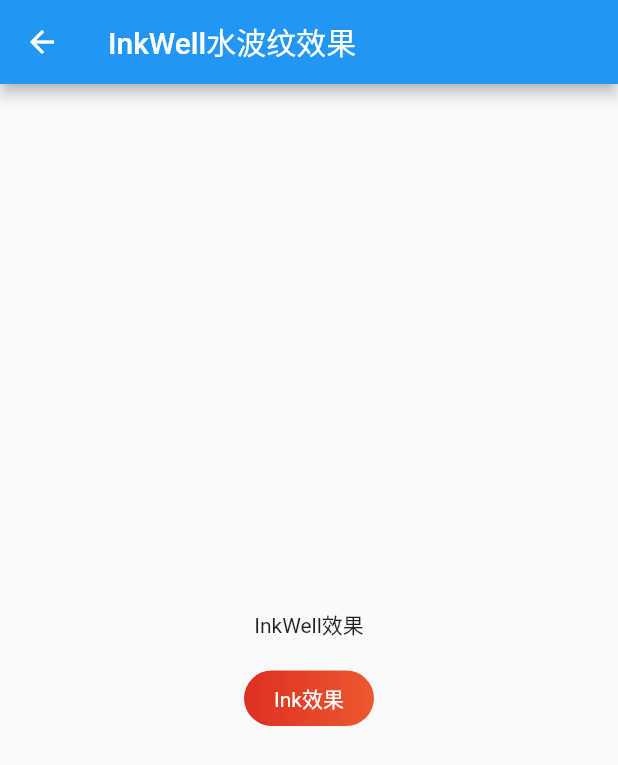
After one commit to xiangxiongfly/MyFlutter, a Flutter app: the GestureDetectorTypePage screen opened by its route, after a tap on "InkWell水波纹效果", on a phone screen of 412 x 824 dp. The commit adds this screen. Shown: the top 765 px of the screen. Run offline on Flutter 3.47's test engine with Material 2 defaults, Android fonts, the phone set to English and light mode, and no system bars.

Commit message:
手势组件

```diff
--- a/lib/gesture_detector/gesture_detector_type_route.dart
+++ b/lib/gesture_detector/gesture_detector_type_route.dart
@@ -1,12 +1,57 @@
 import 'package:flutter/material.dart';
 
+import 'gesture_detector_route.dart';
+import 'inkwell_route.dart';
+import 'listener_route.dart';
+
 class GestureDetectorTypePage extends StatelessWidget {
+  const GestureDetectorTypePage({Key? key}) : super(key: key);
+
   @override
   Widget build(BuildContext context) {
     return Scaffold(
       appBar: AppBar(
         title: Text("手势组件"),
       ),
+      body: Center(
+        child: Column(
+          children: [
+            ElevatedButton(
+              child: Text("手势监听"),
+              onPressed: () {
+                Navigator.push(
+                  context,
+                  MaterialPageRoute(builder: (BuildContext context) {
+                    return GestureDetectorPage();
+                  }),
+                );
+              },
+            ),
+            ElevatedButton(
+              child: Text("InkWell水波纹效果"),
+              onPressed: () {
+                Navigator.push(
+                  context,
+                  MaterialPageRoute(builder: (BuildContext context) {
+                    return InkWellPage();
+                  }),
+                );
+              },
+            ),
+            ElevatedButton(
+              child: Text("Listener"),
+              onPressed: () {
+                Navigator.push(
+                  context,
+                  MaterialPageRoute(builder: (BuildContext context) {
+                    return ListenerPage();
+                  }),
+                );
+              },
+            ),
+          ],
+        ),
+      ),
     );
   }
 }
--- /dev/null
+++ b/lib/gesture_detector/inkwell_route.dart
@@ -0,0 +1,48 @@
+import 'package:flutter/cupertino.dart';
+import 'package:flutter/material.dart';
+
+class InkWellPage extends StatelessWidget {
+  const InkWellPage({Key? key}) : super(key: key);
+
+  @override
+  Widget build(BuildContext context) {
+    return Scaffold(
+      appBar: AppBar(title: const Text("InkWell水波纹效果")),
+      body: Center(
+        child: Column(
+          mainAxisSize: MainAxisSize.min,
+          children: [
+            InkWell(
+              onTap: () {},
+              splashColor: Colors.red,
+              child: const Padding(
+                padding: EdgeInsets.all(10),
+                child: Text("InkWell效果"),
+              ),
+            ),
+            SizedBox(height: 10),
+            Ink(
+              decoration: BoxDecoration(
+                gradient: LinearGradient(
+                  colors: [Color(0xFFDE2F21), Color(0xFFEC592F)],
+                ),
+                borderRadius: BorderRadius.all(Radius.circular(20)),
+              ),
+              child: InkWell(
+                onTap: () {},
+                borderRadius: BorderRadius.all(Radius.circular(20)),
+                child: Container(
+                  padding: EdgeInsets.symmetric(vertical: 8, horizontal: 20),
+                  child: Text(
+                    "Ink效果",
+                    style: TextStyle(color: Colors.white),
+                  ),
+                ),
+              ),
+            ),
+          ],
+        ),
+      ),
+    );
+  }
+}
```
Also changed, not shown: lib/gesture_detector/gesture_detector_route.dart (added, +81 -0 lines), lib/gesture_detector/listener_route.dart (added, +34 -0 lines).
